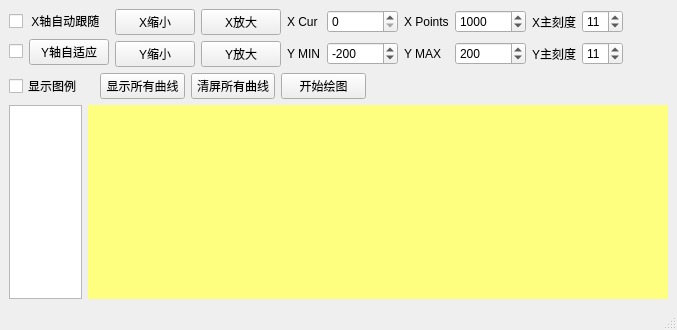
Old version of the form plot.ui in the repository gropery/Qt_QSerialPort_QCustomPlot.
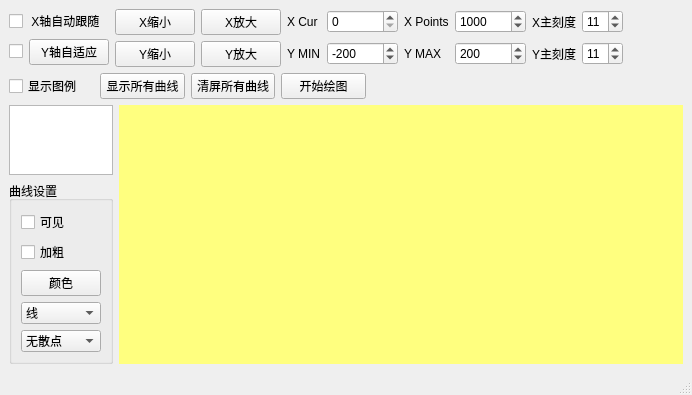
New version of the form. Custom widgets are drawn as their Qt base class.

Commit message: 曲线设置功能添加，显示、加粗、颜色

What changed in the file:
```diff
--- a/plot.ui
+++ b/plot.ui
@@ -6,8 +6,8 @@
    <rect>
     <x>0</x>
     <y>0</y>
-    <width>677</width>
-    <height>330</height>
+    <width>692</width>
+    <height>394</height>
    </rect>
   </property>
   <property name="windowTitle">
@@ -222,7 +222,87 @@
     <item row="2" column="0" colspan="4">
      <layout class="QHBoxLayout" name="horizontalLayout_2" stretch="1,8">
       <item>
-       <widget class="QListWidget" name="listWidgetChannels"/>
+       <layout class="QVBoxLayout" name="verticalLayout_3">
+        <item>
+         <widget class="QListWidget" name="listWidgetChannels"/>
+        </item>
+        <item>
+         <widget class="QGroupBox" name="groupBox">
+          <property name="title">
+           <string>曲线设置</string>
+          </property>
+          <layout class="QVBoxLayout" name="verticalLayout_2">
+           <item>
+            <widget class="QCheckBox" name="checkBoxCurveVisible">
+             <property name="text">
+              <string>可见</string>
+             </property>
+            </widget>
+           </item>
+           <item>
+            <widget class="QCheckBox" name="checkBoxCurveBold">
+             <property name="text">
+              <string>加粗</string>
+             </property>
+            </widget>
+           </item>
+           <item>
+            <widget class="QPushButton" name="pushButtonCurveColor">
+             <property name="text">
+              <string>颜色</string>
+             </property>
+            </widget>
+           </item>
+           <item>
+            <widget class="QComboBox" name="comboBoxCurveLineStyle">
+             <property name="currentIndex">
+              <number>1</number>
+             </property>
+             <item>
+              <property name="text">
+               <string>点</string>
+              </property>
+             </item>
+             <item>
+              <property name="text">
+               <string>线</string>
+              </property>
+             </item>
+             <item>
+              <property name="text">
+               <string>左</string>
+              </property>
+             </item>
+             <item>
+              <property name="text">
+               <string>右</string>
+              </property>
+             </item>
+             <item>
+              <property name="text">
+               <string>中</string>
+              </property>
+             </item>
+             <item>
+              <property name="text">
+               <string>积</string>
+              </property>
+             </item>
+            </widget>
+           </item>
+           <item>
+            <widget class="QComboBox" name="comboBoxCurveScatterStyle">
+             <item>
+              <property name="text">
+               <string>无散点</string>
+              </property>
+             </item>
+            </widget>
+           </item>
+          </layout>
+         </widget>
+        </item>
+       </layout>
       </item>
       <item>
        <widget class="QCustomPlot" name="plot" native="true">
```
Left out of the diff: 28 changed lines with no effect on the pictures. The commit also changes 3 other files.
